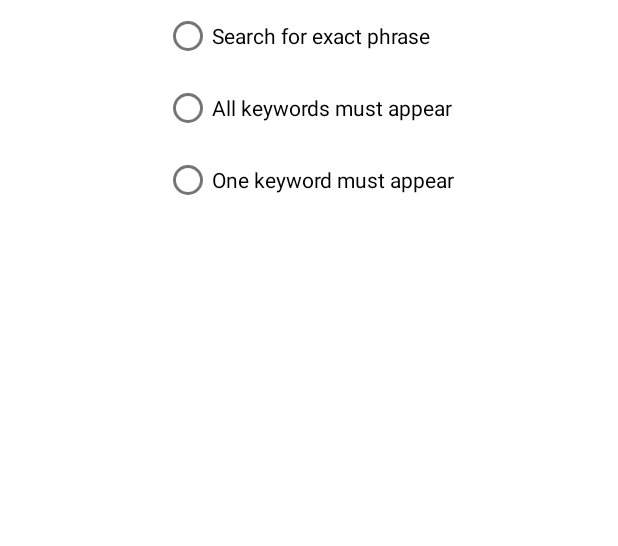
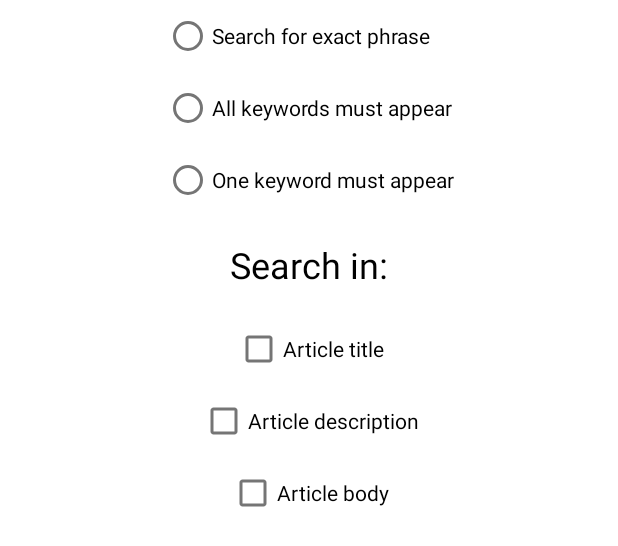
Before and after one commit to theredstone496/federated-states-of-microsoft-teams, an Android app: the layout options_dialog.xml on its own in the app's theme, with its tools: preview values and no code run, on a phone screen of 412 x 824 dp. Shown: the top 546 px of the screen. Run offline under Robolectric (Android 15) with nearby library versions, the phone set to English and light mode, and no system bars.

Commit message:
search location options done

```diff
--- a/app/src/main/java/com/example/fsmapp/Settings.kt
+++ b/app/src/main/java/com/example/fsmapp/Settings.kt
@@ -8,5 +8,6 @@ class Settings {
         var langs = arrayListOf(true, true,true,true,true,true,true,true,true,true,true,true,true,true)
         var existentlangs = arrayListOf("en", "no", "it", "ar", "ud", "de", "pt", "es", "fr", "he", "ru", "sv", "nl", "zh")
         var searchOption: String = "match"
+        var searchLocations = arrayListOf(true, true, true)
     }
 }
--- a/app/src/main/res/layout/options_dialog.xml
+++ b/app/src/main/res/layout/options_dialog.xml
@@ -6,6 +6,7 @@
     android:layout_height="match_parent">
 
     <RadioGroup
+        android:id="@+id/radioGroup"
         android:layout_width="wrap_content"
         android:layout_height="wrap_content"
         app:layout_constraintEnd_toEndOf="parent"
@@ -30,4 +31,44 @@
             android:layout_height="wrap_content"
             android:text="One keyword must appear" />
     </RadioGroup>
+
+    <CheckBox
+        android:id="@+id/titleCheck"
+        android:layout_width="wrap_content"
+        android:layout_height="wrap_content"
+        android:layout_marginTop="16dp"
+        android:text="Article title"
+        app:layout_constraintEnd_toEndOf="parent"
+        app:layout_constraintStart_toStartOf="parent"
+        app:layout_constraintTop_toBottomOf="@+id/textView2" />
+
+    <CheckBox
+        android:id="@+id/descCheck"
+        android:layout_width="wrap_content"
+        android:layout_height="wrap_content"
+        android:text="Article description"
+        app:layout_constraintEnd_toEndOf="parent"
+        app:layout_constraintStart_toStartOf="parent"
+        app:layout_constraintTop_toBottomOf="@+id/titleCheck" />
+
+    <CheckBox
+        android:id="@+id/bodyCheck"
+        android:layout_width="wrap_content"
+        android:layout_height="wrap_content"
+        android:text="Article body"
+        app:layout_constraintEnd_toEndOf="parent"
+        app:layout_constraintStart_toStartOf="parent"
+        app:layout_constraintTop_toBottomOf="@+id/descCheck" />
+
+    <TextView
+        android:id="@+id/textView2"
+        android:layout_width="wrap_content"
+        android:layout_height="wrap_content"
+        android:layout_marginTop="16dp"
+        android:text="Search in:"
+        android:textColor="#000000"
+        android:textSize="24sp"
+        app:layout_constraintEnd_toEndOf="parent"
+        app:layout_constraintStart_toStartOf="parent"
+        app:layout_constraintTop_toBottomOf="@+id/radioGroup" />
 </androidx.constraintlayout.widget.ConstraintLayout>
```
Also changed, not shown: app/src/main/java/com/example/fsmapp/SearchFragment.kt (+25 -4 lines).
